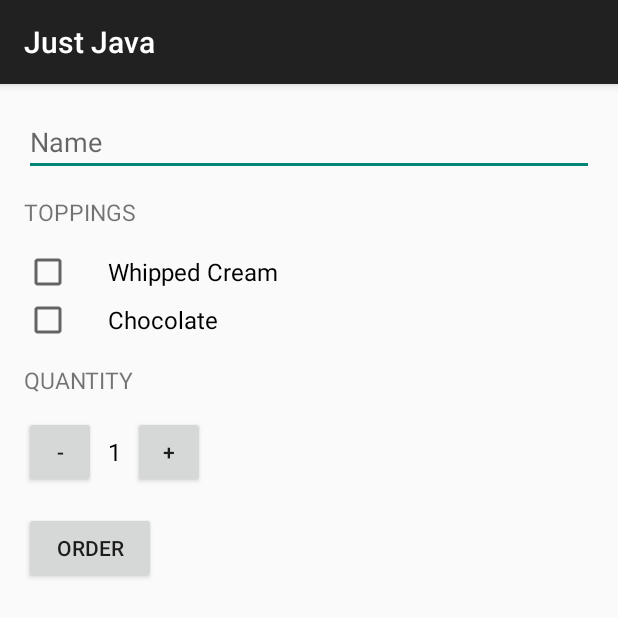
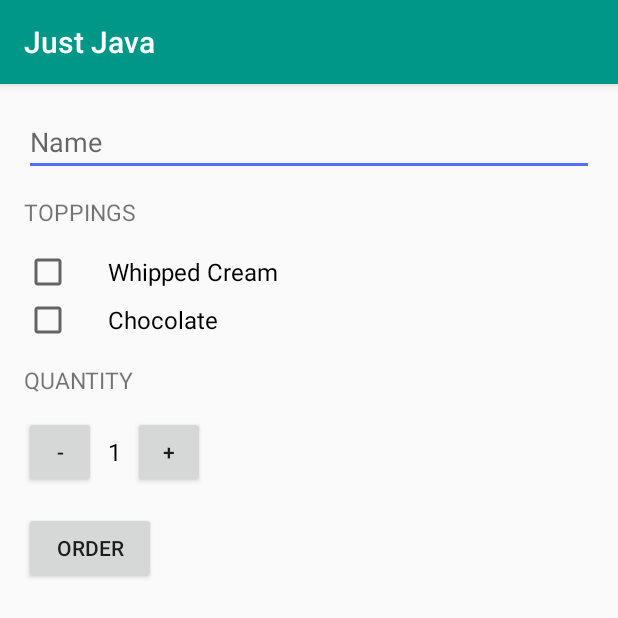
Before and after one commit to jaytyoung1/JustJava, an Android app: the screen it shows after launch (MainActivity), on a phone screen of 412 x 824 dp, the top half of it. Run offline under Robolectric (Android 15) with nearby library versions, the phone set to English and light mode, and no system bars.

Commit message:
Customize the theme

```diff
--- a/app/src/main/res/values/styles.xml
+++ b/app/src/main/res/values/styles.xml
@@ -2,7 +2,12 @@
 
     <!-- Base application theme. -->
     <style name="AppTheme" parent="Theme.AppCompat.Light.DarkActionBar">
-        <!-- Customize your theme here. -->
+        <!-- App branding color for the app bar -->
+        <item name="colorPrimary">#009688</item>
+        <!-- Darker variant for the status bar and contextual app bars -->
+        <item name="colorPrimaryDark">#00796B</item>
+        <!-- Theme UI controls like checkboxes and text fields -->
+        <item name="colorAccent">#536DFE</item>
     </style>
 
     <!-- Style for a header TextView -->
```
